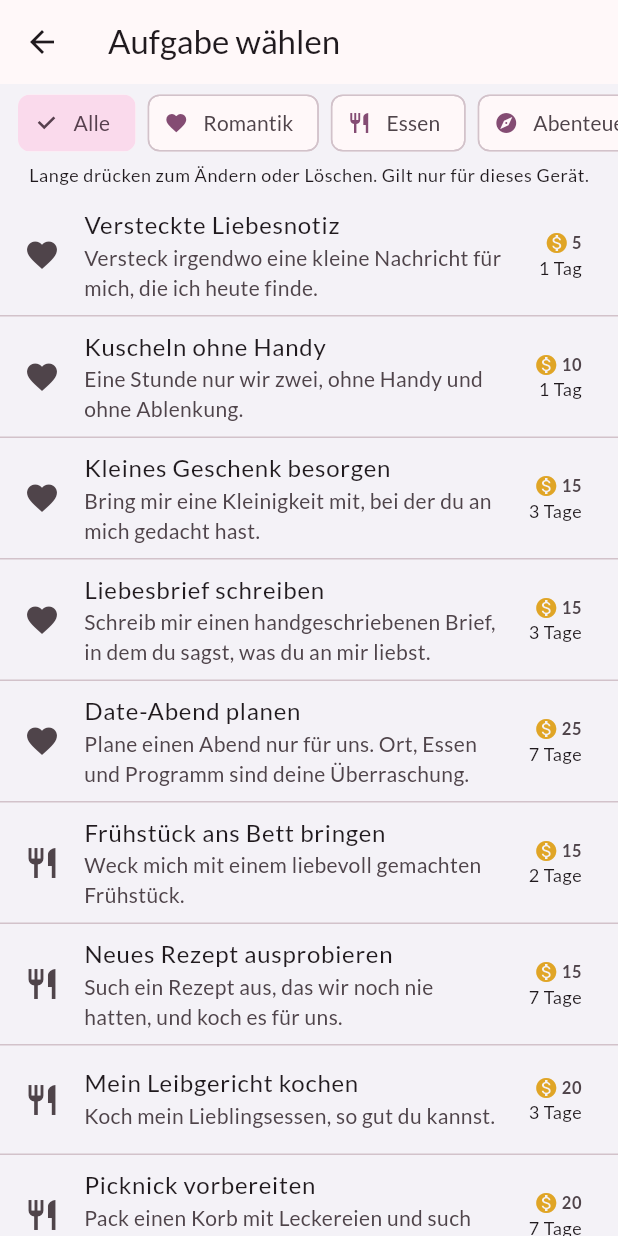
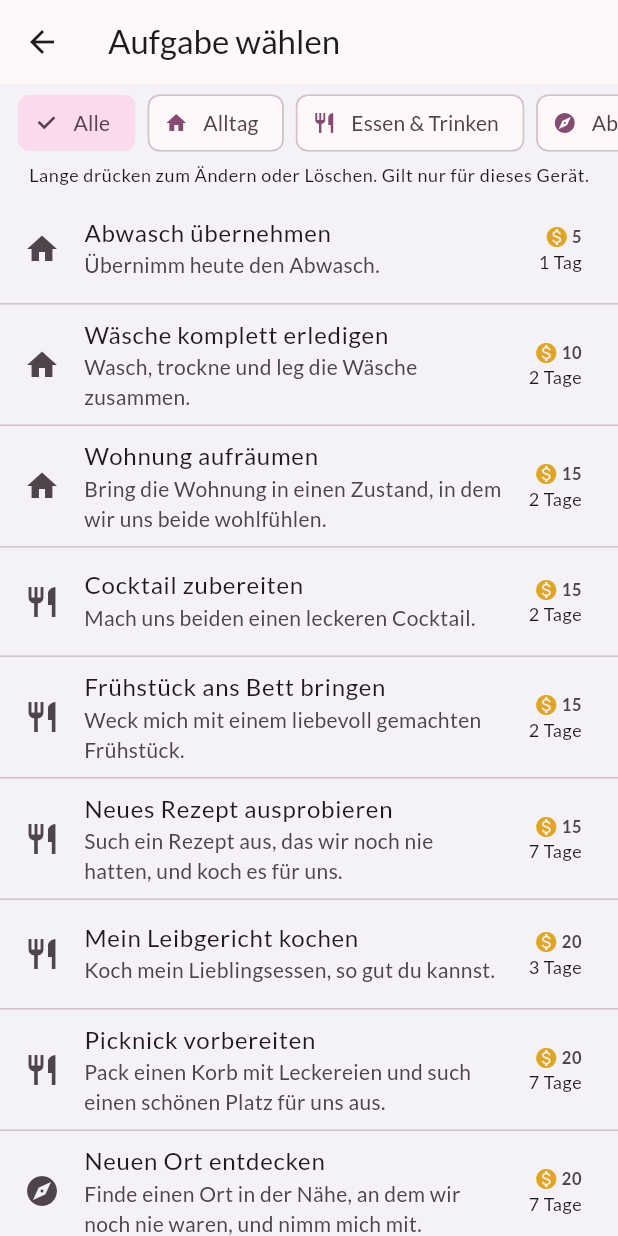
Before and after one commit to breichen/paarquest, a Flutter app: the TemplatePicker screen opened directly with empty values, on a phone screen of 412 x 824 dp. Run offline on Flutter 3.47's test engine with Material 3 defaults, Android fonts, the phone set to English and light mode, and no system bars; our stand-ins replace firebase_core, firebase_messaging, flutter_local_notifications, google_fonts, shared_preferences, supabase_flutter; accounts and stored records are empty; network calls fail.

Commit message:
make categories an enum

```diff
--- a/lib/send_page.dart
+++ b/lib/send_page.dart
@@ -6,15 +6,15 @@ import 'widgets.dart';
 
 class SendPage extends StatefulWidget {
   final TemplateStore store;
-  final Future<bool> Function(
-      String title, String description, String category, int coins, int hours) onSend;
+  final Future<bool> Function(String title, String description, String category,
+      int coins, int hours) onSend;
   const SendPage({super.key, required this.store, required this.onSend});
   @override
   State<SendPage> createState() => _SendPageState();
 }
 
 class _SendPageState extends State<SendPage> {
-  String category = categories.first;
+  TaskCategory category = TaskCategory.values.first;
   final title = TextEditingController();
   final description = TextEditingController();
   final coins = TextEditingController(text: '10');
@@ -23,7 +23,8 @@ class _SendPageState extends State<SendPage> {
 
   void snack(String msg) => ScaffoldMessenger.of(context)
     ..hideCurrentSnackBar()
-    ..showSnackBar(SnackBar(content: Text(msg), behavior: SnackBarBehavior.floating));
+    ..showSnackBar(
+        SnackBar(content: Text(msg), behavior: SnackBarBehavior.floating));
 
   Future<void> pickTemplate() async {
     final t = await Navigator.push<Tpl>(
@@ -50,11 +51,12 @@ class _SendPageState extends State<SendPage> {
     final candidate = Tpl(ti, category, c, hours, description.text.trim());
 
     setState(() => sending = true);
-    final ok = await widget.onSend(
-        candidate.title, candidate.description, candidate.category, candidate.coins, candidate.hours);
+    final ok = await widget.onSend(candidate.title, candidate.description,
+        candidate.category.name, candidate.coins, candidate.hours);
     if (!mounted) return;
     setState(() => sending = false);
-    if (!ok) return; // Fehlermeldung zeigt die Home-Seite, Eingaben bleiben erhalten
+    if (!ok)
+      return; // Fehlermeldung zeigt die Home-Seite, Eingaben bleiben erhalten
 
     title.clear();
     description.clear();
@@ -71,7 +73,9 @@ class _SendPageState extends State<SendPage> {
             ? 'In deiner Liste gibt es schon „$ti", aber mit anderen Angaben. Soll die gespeicherte Version ersetzt werden?'
             : '„$ti" ist noch nicht in deiner Liste. Auf diesem Gerät speichern?'),
         actions: [
-          TextButton(onPressed: () => Navigator.pop(c, false), child: const Text('Nein')),
+          TextButton(
+              onPressed: () => Navigator.pop(c, false),
+              child: const Text('Nein')),
           FilledButton(
               onPressed: () => Navigator.pop(c, true),
               child: Text(replace ? 'Ersetzen' : 'Speichern')),
@@ -90,7 +94,8 @@ class _SendPageState extends State<SendPage> {
     return ListView(
       padding: const EdgeInsets.all(12),
       children: [
-        Text('Aufgabe für $partner', style: Theme.of(context).textTheme.titleLarge),
+        Text('Aufgabe für $partner',
+            style: Theme.of(context).textTheme.titleLarge),
         const SizedBox(height: 10),
         OutlinedButton.icon(
           onPressed: pickTemplate,
@@ -98,24 +103,25 @@ class _SendPageState extends State<SendPage> {
           label: const Text('Aus Liste wählen'),
         ),
         const SizedBox(height: 14),
-        DropdownButtonFormField<String>(
+        DropdownButtonFormField<TaskCategory>(
           value: category,
           decoration: fill.copyWith(labelText: 'Kategorie'),
           items: [
-            for (final c in categories)
+            for (final c in TaskCategory.values)
               DropdownMenuItem(
                 value: c,
                 child: Row(children: [
                   Icon(categoryIcons[c], size: 18),
                   const SizedBox(width: 8),
-                  Text(c),
+                  Text(categoryNames[c] ?? c.name),
                 ]),
               ),
           ],
           onChanged: (v) => setState(() => category = v ?? category),
         ),
         const SizedBox(height: 10),
-        TextField(controller: title, decoration: fill.copyWith(labelText: 'Titel')),
+        TextField(
+            controller: title, decoration: fill.copyWith(labelText: 'Titel')),
         const SizedBox(height: 10),
         TextField(
           controller: description,
@@ -134,14 +140,18 @@ class _SendPageState extends State<SendPage> {
             ),
           ),
           const SizedBox(width: 10),
-          Expanded(child: HoursDropdown(value: hours, onChanged: (v) => setState(() => hours = v))),
+          Expanded(
+              child: HoursDropdown(
+                  value: hours, onChanged: (v) => setState(() => hours = v))),
         ]),
         const SizedBox(height: 16),
         FilledButton.icon(
           onPressed: sending ? null : submit,
           icon: sending
               ? const SizedBox(
-                  width: 18, height: 18, child: CircularProgressIndicator(strokeWidth: 2))
+                  width: 18,
+                  height: 18,
+                  child: CircularProgressIndicator(strokeWidth: 2))
               : const Icon(Icons.send),
           label: Text(sending ? 'Wird gesendet …' : 'An $partner schicken'),
         ),
@@ -159,7 +169,7 @@ class TemplatePicker extends StatefulWidget {
 }
 
 class _TemplatePickerState extends State<TemplatePicker> {
-  String? category; // null = alle
+  TaskCategory? category; // null = alle
 
   Future<void> manage(Tpl t) async {
     final action = await showModalBottomSheet<String>(
@@ -167,7 +177,9 @@ class _TemplatePickerState extends State<TemplatePicker> {
       showDragHandle: true,
       builder: (c) => SafeArea(
         child: Column(mainAxisSize: MainAxisSize.min, children: [
-          ListTile(title: Text(t.title, style: const TextStyle(fontWeight: FontWeight.bold))),
+          ListTile(
+              title: Text(t.title,
+                  style: const TextStyle(fontWeight: FontWeight.bold))),
           ListTile(
             leading: const Icon(Icons.edit),
             title: const Text('Ändern'),
@@ -193,10 +205,15 @@ class _TemplatePickerState extends State<TemplatePicker> {
         context: context,
         builder: (c) => AlertDialog(
           title: const Text('Aufgabe löschen?'),
-          content: Text('„${t.title}“ verschwindet nur auf diesem Gerät aus deiner Liste.'),
+          content: Text(
+              '„${t.title}“ verschwindet nur auf diesem Gerät aus deiner Liste.'),
           actions: [
-            TextButton(onPressed: () => Navigator.pop(c, false), child: const Text('Abbrechen')),
-            FilledButton(onPressed: () => Navigator.pop(c, true), child: const Text('Löschen')),
+            TextButton(
+                onPressed: () => Navigator.pop(c, false),
+                child: const Text('Abbrechen')),
+            FilledButton(
+                onPressed: () => Navigator.pop(c, true),
+                child: const Text('Löschen')),
           ],
         ),
       );
@@ -230,7 +247,8 @@ class _TemplatePickerState extends State<TemplatePicker> {
                 height: 52,
                 child: ListView(
                   scrollDirection: Axis.horizontal,
-                  padding: const EdgeInsets.symmetric(horizontal: 12, vertical: 6),
+                  padding:
+                      const EdgeInsets.symmetric(horizontal: 12, vertical: 6),
                   children: [
                     Padding(
                       padding: const EdgeInsets.only(right: 8),
@@ -240,12 +258,12 @@ class _TemplatePickerState extends State<TemplatePicker> {
                         onSelected: (_) => setState(() => category = null),
                       ),
                     ),
-                    for (final c in categories)
+                    for (final c in TaskCategory.values)
                       Padding(
                         padding: const EdgeInsets.only(right: 8),
                         child: ChoiceChip(
                           avatar: Icon(categoryIcons[c], size: 16),
-                          label: Text(c),
+                          label: Text(categoryNames[c] ?? c.name),
                           selected: category == c,
                           onSelected: (_) => setState(() => category = c),
                         ),
@@ -255,7 +273,8 @@ class _TemplatePickerState extends State<TemplatePicker> {
               ),
               Padding(
                 padding: const EdgeInsets.fromLTRB(16, 0, 16, 6),
-                child: Text('Lange drücken zum Ändern oder Löschen. Gilt nur für dieses Gerät.',
+                child: Text(
+                    'Lange drücken zum Ändern oder Löschen. Gilt nur für dieses Gerät.',
                     style: Theme.of(context).textTheme.bodySmall),
               ),
               Expanded(
@@ -274,17 +293,22 @@ class _TemplatePickerState extends State<TemplatePicker> {
                           const Icon(Icons.bookmark, size: 14),
                         ],
                       ]),
-                      subtitle: Text(t.description, maxLines: 2, overflow: TextOverflow.ellipsis),
+                      subtitle: Text(t.description,
+                          maxLines: 2, overflow: TextOverflow.ellipsis),
                       trailing: Column(
                         mainAxisAlignment: MainAxisAlignment.center,
                         crossAxisAlignment: CrossAxisAlignment.end,
                         children: [
                           Row(mainAxisSize: MainAxisSize.min, children: [
-                            const Icon(Icons.monetization_on, color: coinGold, size: 16),
+                            const Icon(Icons.monetization_on,
+                                color: coinGold, size: 16),
                             const SizedBox(width: 2),
-                            Text('${t.coins}', style: const TextStyle(fontWeight: FontWeight.bold)),
+                            Text('${t.coins}',
+                                style: const TextStyle(
+                                    fontWeight: FontWeight.bold)),
                           ]),
-                          Text(hoursLabel(t.hours), style: Theme.of(context).textTheme.bodySmall),
+                          Text(hoursLabel(t.hours),
+                              style: Theme.of(context).textTheme.bodySmall),
                         ],
                       ),
                       onTap: () => Navigator.pop(context, t),
@@ -307,7 +331,7 @@ class TemplateEditDialog extends StatefulWidget {
 }
 
 class _TemplateEditDialogState extends State<TemplateEditDialog> {
-  late String category = widget.tpl.category;
+  late TaskCategory category = widget.tpl.category;
   late final title = TextEditingController(text: widget.tpl.title);
   late final description = TextEditingController(text: widget.tpl.description);
   late final coins = TextEditingController(text: '${widget.tpl.coins}');
@@ -318,14 +342,20 @@ class _TemplateEditDialogState extends State<TemplateEditDialog> {
         title: const Text('Aufgabe ändern'),
         content: SingleChildScrollView(
           child: Column(mainAxisSize: MainAxisSize.min, children: [
-            DropdownButtonFormField<String>(
-              value: categories.contains(category) ? category : null,
+            DropdownButtonFormField<TaskCategory>(
+              value: category,
               isExpanded: true,
               decoration: const InputDecoration(labelText: 'Kategorie'),
-              items: [for (final c in categories) DropdownMenuItem(value: c, child: Text(c))],
+              items: [
+                for (final c in TaskCategory.values)
+                  DropdownMenuItem(
+                      value: c, child: Text(categoryNames[c] ?? c.name)),
+              ],
               onChanged: (v) => setState(() => category = v ?? category),
             ),
-            TextField(controller: title, decoration: const InputDecoration(labelText: 'Titel')),
+            TextField(
+                controller: title,
+                decoration: const InputDecoration(labelText: 'Titel')),
             TextField(
               controller: description,
               minLines: 2,
@@ -338,17 +368,21 @@ class _TemplateEditDialogState extends State<TemplateEditDialog> {
               decoration: const InputDecoration(labelText: 'Münzen'),
             ),
             const SizedBox(height: 8),
-            HoursDropdown(value: hours, onChanged: (v) => setState(() => hours = v)),
+            HoursDropdown(
+                value: hours, onChanged: (v) => setState(() => hours = v)),
           ]),
         ),
         actions: [
-          TextButton(onPressed: () => Navigator.pop(context), child: const Text('Abbrechen')),
+          TextButton(
+              onPressed: () => Navigator.pop(context),
+              child: const Text('Abbrechen')),
           FilledButton(
             onPressed: () {
               final c = int.tryParse(coins.text.trim());
               final t = title.text.trim();
               if (t.isEmpty || c == null || c < 0) return;
-              Navigator.pop(context, Tpl(t, category, c, hours, description.text.trim()));
+              Navigator.pop(
+                  context, Tpl(t, category, c, hours, description.text.trim()));
             },
             child: const Text('Speichern'),
           ),
--- a/lib/task_templates.dart
+++ b/lib/task_templates.dart
@@ -2,34 +2,49 @@ import 'dart:convert';
 import 'package:flutter/material.dart';
 import 'package:shared_preferences/shared_preferences.dart';
 
-const categories = [
-  'Romantik',
-  'Essen',
-  'Abenteuer',
-  'Spaß & Spiel',
-  'Wellness',
-  'Intimität',
-  'Verführung',
-  'Alltag',
-  'Sex',
-];
+enum TaskCategory {
+  ALLTAG,
+  ESSEN,
+  ABENTEUER,
+  SPASS,
+  WELLNESS,
+  ROMANTIK,
+  INTIMITAET,
+  VERFUEHRUNG,
+  SEX
+}
 
-const categoryIcons = <String, IconData>{
-  'Romantik': Icons.favorite,
-  'Essen': Icons.restaurant,
-  'Abenteuer': Icons.explore,
-  'Spaß & Spiel': Icons.sports_esports,
-  'Wellness': Icons.spa,
-  'Intimität': Icons.favorite_border,
-  'Verführung': Icons.whatshot,
-  'Alltag': Icons.home,
-  'Sex': Icons.local_fire_department,
+Map<TaskCategory, String> categoryNames = {
+  TaskCategory.ALLTAG: "Alltag",
+  TaskCategory.ESSEN: "Essen & Trinken",
+  TaskCategory.ABENTEUER: "Abenteuer",
+  TaskCategory.SPASS: "Spaß & Spiel",
+  TaskCategory.WELLNESS: "Wellness",
+  TaskCategory.ROMANTIK: "Romantik",
+  TaskCategory.INTIMITAET: "Intimität",
+  TaskCategory.VERFUEHRUNG: "Verführung",
+  TaskCategory.SEX: "Sex",
+};
+
+const categoryIcons = <TaskCategory, IconData>{
+  TaskCategory.ROMANTIK: Icons.favorite,
+  TaskCategory.ESSEN: Icons.restaurant,
+  TaskCategory.ABENTEUER: Icons.explore,
+  TaskCategory.SPASS: Icons.sports_esports,
+  TaskCategory.WELLNESS: Icons.spa,
+  TaskCategory.INTIMITAET: Icons.favorite_border,
+  TaskCategory.VERFUEHRUNG: Icons.whatshot,
+  TaskCategory.ALLTAG: Icons.home,
+  TaskCategory.SEX: Icons.local_fire_department,
 };
 
 class Tpl {
-  final String title, category, description;
+  final String title;
+  final TaskCategory category;
+  final String description;
   final int coins, hours;
-  const Tpl(this.title, this.category, this.coins, this.hours, this.description);
+  const Tpl(
+      this.title, this.category, this.coins, this.hours, this.description);
 
   bool same(Tpl o) =>
       title == o.title &&
@@ -40,96 +55,115 @@ class Tpl {
 
   Map<String, dynamic> toJson() => {
         'title': title,
-        'category': category,
+        'category': category.name,
         'coins': coins,
         'hours': hours,
         'description': description,
       };
 
-  factory Tpl.fromJson(Map<String, dynamic> j) =>
-      Tpl(j['title'], j['category'], j['coins'], j['hours'], j['description'] ?? '');
+  factory Tpl.fromJson(Map<String, dynamic> j) => Tpl(
+      j['title'],
+      TaskCategory.values.byName(j['category'] as String),
+      j['coins'],
+      j['hours'],
+      j['description'] ?? '');
 }
 
-// Beschreibungen sind an den Empfänger gerichtet ("du"), "mich/uns" ist der Absender.
 const builtInTemplates = <Tpl>[
   // Romantik
-  Tpl('Versteckte Liebesnotiz', 'Romantik', 5, 24,
+  Tpl('Versteckte Liebesnotiz', TaskCategory.ROMANTIK, 5, 24,
       'Versteck irgendwo eine kleine Nachricht für mich, die ich heute finde.'),
-  Tpl('Kuscheln ohne Handy', 'Romantik', 10, 24,
+  Tpl('Kuscheln ohne Handy', TaskCategory.ROMANTIK, 10, 24,
       'Eine Stunde nur wir zwei, ohne Handy und ohne Ablenkung.'),
-  Tpl('Liebesbrief schreiben', 'Romantik', 15, 72,
+  Tpl('Gemeinsames Bad', TaskCategory.ROMANTIK, 10, 48,
+      'Bereite ein gemeinsames Bad in der Badewanne mit Rotwein und Kerzenschein vor.'),
+  Tpl('Liebesbrief schreiben', TaskCategory.ROMANTIK, 15, 72,
       'Schreib mir einen handgeschriebenen Brief, in dem du sagst, was du an mir liebst.'),
-  Tpl('Kleines Geschenk besorgen', 'Romantik', 15, 72,
+  Tpl('Kleines Geschenk besorgen', TaskCategory.ROMANTIK, 15, 72,
       'Bring mir eine Kleinigkeit mit, bei der du an mich gedacht hast.'),
-  Tpl('Date-Abend planen', 'Romantik', 25, 168,
+  Tpl('Date-Abend planen', TaskCategory.ROMANTIK, 25, 168,
       'Plane einen Abend nur für uns. Ort, Essen und Programm sind deine Überraschung.'),
-  // Essen
-  Tpl('Frühstück ans Bett bringen', 'Essen', 15, 48,
+
+  // Essen & Trinken
+  Tpl('Frühstück ans Bett bringen', TaskCategory.ESSEN, 15, 48,
       'Weck mich mit einem liebevoll gemachten Frühstück.'),
-  Tpl('Neues Rezept ausprobieren', 'Essen', 15, 168,
+  Tpl('Cocktail zubereiten', TaskCategory.ESSEN, 15, 48,
+      'Mach uns beiden einen leckeren Cocktail.'),
+  Tpl('Neues Rezept ausprobieren', TaskCategory.ESSEN, 15, 168,
       'Such ein Rezept aus, das wir noch nie hatten, und koch es für uns.'),
-  Tpl('Mein Leibgericht kochen', 'Essen', 20, 72,
+  Tpl('Mein Leibgericht kochen', TaskCategory.ESSEN, 20, 72,
       'Koch mein Lieblingsessen, so gut du kannst.'),
-  Tpl('Picknick vorbereiten', 'Essen', 20, 168,
+  Tpl('Picknick vorbereiten', TaskCategory.ESSEN, 20, 168,
       'Pack einen Korb mit Leckereien und such einen schönen Platz für uns aus.'),
+
   // Abenteuer
-  Tpl('Neuen Ort entdecken', 'Abenteuer', 20, 168,
+  Tpl('Neuen Ort entdecken', TaskCategory.ABENTEUER, 20, 168,
       'Finde einen Ort in der Nähe, an dem wir noch nie waren, und nimm mich mit.'),
-  Tpl('Etwas Neues ausprobieren', 'Abenteuer', 25, 336,
+  Tpl('Etwas Neues ausprobieren', TaskCategory.ABENTEUER, 25, 336,
       'Such eine Aktivität aus, die wir beide noch nie gemacht haben.'),
-  Tpl('Spontaner Ausflug', 'Abenteuer', 30, 168,
+  Tpl('Spontaner Ausflug', TaskCategory.ABENTEUER, 30, 168,
       'Plane einen spontanen Ausflug.'),
-  Tpl('Überraschungsausflug', 'Abenteuer', 40, 336,
+  Tpl('Überraschungsausflug', TaskCategory.ABENTEUER, 40, 336,
       'Organisiere einen Ausflug und verrate mir vorher nur, was ich einpacken soll.'),
+
   // Spaß & Spiel
-  Tpl('Bring mich zum Lachen', 'Spaß & Spiel', 5, 24,
+  Tpl('Bring mich zum Lachen', TaskCategory.SPASS, 5, 24,
       'Bring mich heute zum Lachen.'),
-  Tpl('Lustige Challenge erfinden', 'Spaß & Spiel', 10, 72,
+  Tpl('Lustige Challenge erfinden', TaskCategory.SPASS, 10, 72,
       'Erfinde eine lustige Challenge für uns.'),
-  Tpl('Spieleabend organisieren', 'Spaß & Spiel', 15, 168,
+  Tpl('Spieleabend organisieren', TaskCategory.SPASS, 15, 168,
       'Such Spiele aus und sorg für Snacks. Wer verliert, bekommt eine kleine Strafe.'),
+
   // Wellness
-  Tpl('Fußmassage', 'Wellness', 10, 24,
+  Tpl('Fußmassage', TaskCategory.WELLNESS, 10, 24,
       'Massiere mir die Füße, ganz in Ruhe.'),
-  Tpl('Gemeinsamer Spaziergang', 'Wellness', 10, 72,
+  Tpl('Gemeinsamer Spaziergang', TaskCategory.WELLNESS, 10, 72,
       'Lass uns gemeinsam einen Spaziergang machen, ohne Eile und ohne Handy.'),
-  Tpl('Massage', 'Wellness', 20, 48,
+  Tpl('Massage', TaskCategory.WELLNESS, 20, 48,
       'Gib mir eine Massage, gern mit Öl und ohne Zeitdruck.'),
-  Tpl('Entspannter Abend', 'Wellness', 20, 72,
+  Tpl('Entspannter Abend', TaskCategory.WELLNESS, 20, 72,
       'Bereite mir einen entspannten Abend vor.'),
+
   // Intimität
-  Tpl('Die lange aufgesparte Frage', 'Intimität', 10, 72,
+  Tpl('Die lange aufgesparte Frage', TaskCategory.INTIMITAET, 10, 72,
       'Stelle mir eine Frage, die du mir schon lange stellen wolltest.'),
-  Tpl('Glücklicher Moment', 'Intimität', 10, 72,
+  Tpl('Glücklicher Moment', TaskCategory.INTIMITAET, 10, 72,
       'Erzähl mir von einem Moment, in dem du besonders glücklich mit mir warst.'),
-  Tpl('Gemeinsam träumen', 'Intimität', 10, 72,
+  Tpl('Gemeinsam träumen', TaskCategory.INTIMITAET, 10, 72,
       'Erzähl mir von einem Wunsch für unsere Zukunft und frag mich nach meinem.'),
+
   // Verführung
-  Tpl('Heiße Nachricht', 'Verführung', 10, 24,
+  Tpl('Heiße Nachricht', TaskCategory.VERFUEHRUNG, 10, 24,
       'Schick mir eine heiße Nachricht.'),
-  Tpl('Flirten wie am Anfang', 'Verführung', 15, 48,
+  Tpl('Flirten wie am Anfang', TaskCategory.VERFUEHRUNG, 15, 48,
       'Flirte heute mit mir, als würden wir uns gerade erst kennenlernen.'),
-  Tpl('Verführerisches Outfit', 'Verführung', 25, 72,
+  Tpl('Verführerisches Outfit', TaskCategory.VERFUEHRUNG, 25, 72,
       'Überrasch mich mit einem Outfit, das mich sprachlos macht.'),
+
   // Alltag
-  Tpl('Abwasch übernehmen', 'Alltag', 5, 24,
+  Tpl('Abwasch übernehmen', TaskCategory.ALLTAG, 5, 24,
       'Übernimm heute den Abwasch.'),
-  Tpl('Wäsche komplett erledigen', 'Alltag', 10, 48,
+  Tpl('Wäsche komplett erledigen', TaskCategory.ALLTAG, 10, 48,
       'Wasch, trockne und leg die Wäsche zusammen.'),
-  Tpl('Wohnung aufräumen', 'Alltag', 15, 48,
+  Tpl('Wohnung aufräumen', TaskCategory.ALLTAG, 15, 48,
       'Bring die Wohnung in einen Zustand, in dem wir uns beide wohlfühlen.'),
+
   // Sex
-  Tpl('Eine Fantasie erzählen', 'Sex', 15, 72,
+  Tpl('Eine Fantasie erzählen', TaskCategory.SEX, 15, 72,
       'Erzähl mir von einer Fantasie, die du schon länger hast.'),
-  Tpl('Sinnliche Massage', 'Sex', 20, 48,
+  Tpl('Sinnliche Massage', TaskCategory.SEX, 20, 48,
       'Verwöhn mich mit einer langen, sinnlichen Massage.'),
-  Tpl('Überraschung im Schlafzimmer', 'Sex', 30, 168,
+  Tpl('Überraschung im Schlafzimmer', TaskCategory.SEX, 30, 168,
       'Überrasch mich im Schlafzimmer mit etwas, das ich nicht erwarte.'),
 ];
 
 int compareTpl(Tpl a, Tpl b) {
-  final c = categories.indexOf(a.category).compareTo(categories.indexOf(b.category));
+  final c = TaskCategory.values
+      .indexOf(a.category)
+      .compareTo(TaskCategory.values.indexOf(b.category));
+
   if (c != 0) return c;
+
   final k = a.coins.compareTo(b.coins);
   return k != 0 ? k : a.title.compareTo(b.title);
 }
@@ -164,18 +198,21 @@ class TemplateStore extends ChangeNotifier {
     await p.setStringList(_hiddenKey, hidden.toList());
   }
 
-  bool _isBuiltIn(String title) => builtInTemplates.any((b) => b.title == title);
+  bool _isBuiltIn(String title) =>
+      builtInTemplates.any((b) => b.title == title);
 
   List<Tpl> get all {
     final titles = saved.map((t) => t.title).toSet();
     return [
-      ...builtInTemplates.where((t) => !titles.contains(t.title) && !hidden.contains(t.title)),
+      ...builtInTemplates
+          .where((t) => !titles.contains(t.title) && !hidden.contains(t.title)),
       ...saved,
     ];
   }
 
-  List<Tpl> forCategory(String? category) {
-    final l = all.where((t) => category == null || t.category == category).toList();
+  List<Tpl> forCategory(TaskCategory? category) {
+    final l =
+        all.where((t) => category == null || t.category == category).toList();
     l.sort(compareTpl);
     return l;
   }
@@ -208,7 +245,8 @@ class TemplateStore extends ChangeNotifier {
 
   Future<void> update(Tpl old, Tpl updated) async {
     saved.removeWhere((s) => s.title == old.title);
-    if (_isBuiltIn(old.title) && old.title != updated.title) hidden.add(old.title);
+    if (_isBuiltIn(old.title) && old.title != updated.title)
+      hidden.add(old.title);
     saved.removeWhere((s) => s.title == updated.title);
     saved.add(updated);
     hidden.remove(updated.title);
```
